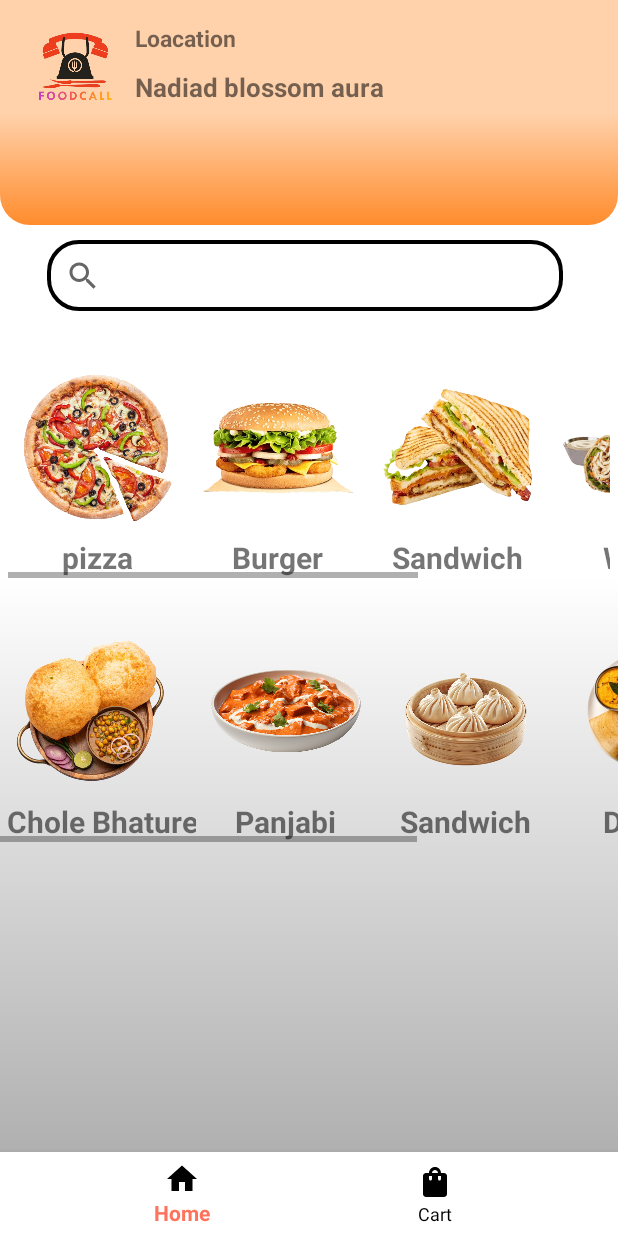
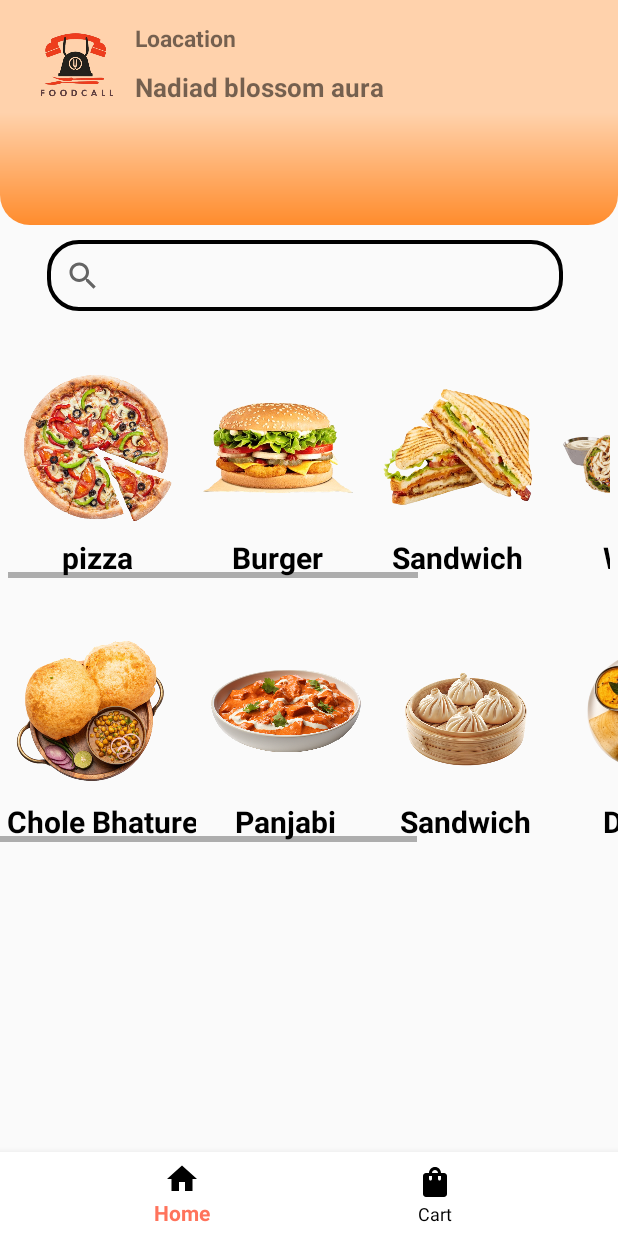
Before and after one commit to Jainil2472/FoodCall, an Android app: the HomeFragment screen opened directly, with no data from a screen before it, on a phone screen of 412 x 824 dp. Run offline under Robolectric (Android 15) with nearby library versions, the phone set to English and light mode, and no system bars.

Commit message:
third commit

```diff
--- a/app/src/main/res/layout/fragment_home.xml
+++ b/app/src/main/res/layout/fragment_home.xml
@@ -4,7 +4,6 @@
     xmlns:tools="http://schemas.android.com/tools"
     android:layout_width="match_parent"
     android:layout_height="match_parent"
-    android:background="@drawable/home_background"
     android:baselineAligned="false"
     android:gravity="center"
     android:orientation="vertical">
@@ -21,7 +20,7 @@
         android:id="@+id/shapeableImageView"
         android:layout_width="80dp"
         android:layout_height="80dp"
-        android:src="@drawable/logo"
+        android:src="@drawable/logo_main"
         app:layout_constraintBottom_toBottomOf="parent"
         app:layout_constraintEnd_toEndOf="parent"
         app:layout_constraintHorizontal_bias="0.03"
@@ -114,6 +113,7 @@
                         android:layout_gravity="center"
                         android:text="pizza"
                         android:textSize="20dp"
+                        android:textColor="@color/black"
                         android:textStyle="bold" />
                 </LinearLayout>
 
@@ -136,6 +136,8 @@
                         android:layout_height="wrap_content"
                         android:layout_gravity="center"
                         android:text="Burger"
+                        android:textColor="@color/black"
+
                         android:textSize="20dp"
                         android:textStyle="bold" />
                 </LinearLayout>
@@ -158,6 +160,8 @@
                         android:layout_height="wrap_content"
                         android:layout_gravity="center"
                         android:text="Sandwich"
+                        android:textColor="@color/black"
+
                         android:textSize="20dp"
                         android:textStyle="bold" />
                 </LinearLayout>
@@ -179,6 +183,8 @@
                         android:layout_width="wrap_content"
                         android:layout_height="wrap_content"
                         android:layout_gravity="center"
+                        android:textColor="@color/black"
+
                         android:text="Wrap"
                         android:textSize="20dp"
                         android:textStyle="bold" />
@@ -202,6 +208,8 @@
                         android:layout_height="wrap_content"
                         android:layout_gravity="center"
                         android:text="Cake"
+                        android:textColor="@color/black"
+
                         android:textSize="20dp"
                         android:textStyle="bold" />
                 </LinearLayout>
@@ -267,6 +275,8 @@
                         android:layout_height="wrap_content"
                         android:text="Chole Bhature"
                         android:textSize="20dp"
+                        android:textColor="@color/black"
+
                         android:layout_gravity="center"
                         android:layout_marginStart="3dp"
                         android:textStyle="bold"
@@ -290,6 +300,8 @@
                         android:layout_height="wrap_content"
                         android:text="Panjabi"
                         android:textSize="20dp"
+                        android:textColor="@color/black"
+
                         android:layout_gravity="center"
                         android:textStyle="bold"
                         />
@@ -310,6 +322,8 @@
                         android:layout_height="wrap_content"
                         android:text="Sandwich"
                         android:textSize="20dp"
+                        android:textColor="@color/black"
+
                         android:layout_gravity="center"
                         android:textStyle="bold"
                         />
@@ -330,6 +344,8 @@
                         android:layout_height="wrap_content"
                         android:text="Dosha"
                         android:textSize="20dp"
+                        android:textColor="@color/black"
+
                         android:layout_gravity="center"
                         android:textStyle="bold"
                         />
@@ -350,6 +366,8 @@
                         android:layout_height="wrap_content"
                         android:text="Samosa"
                         android:textSize="20dp"
+                        android:textColor="@color/black"
+
                         android:layout_gravity="center"
                         android:textStyle="bold"
                         />
```
Also changed, not shown: app/src/main/res/drawable/logo_main.png (added).
